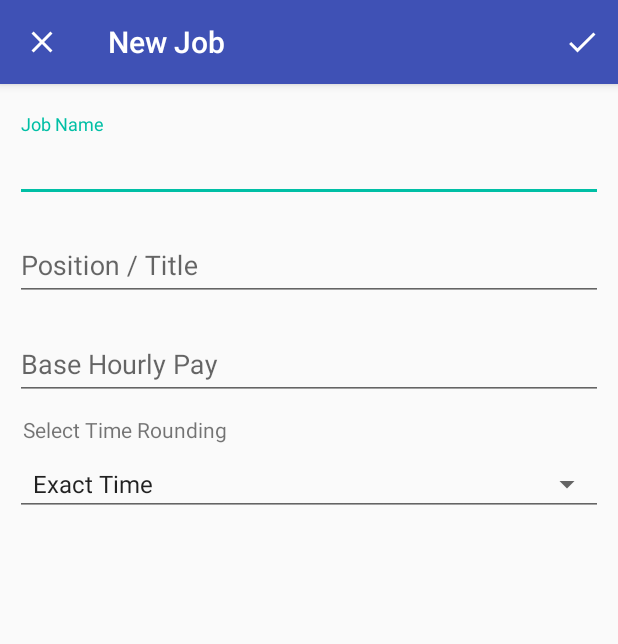
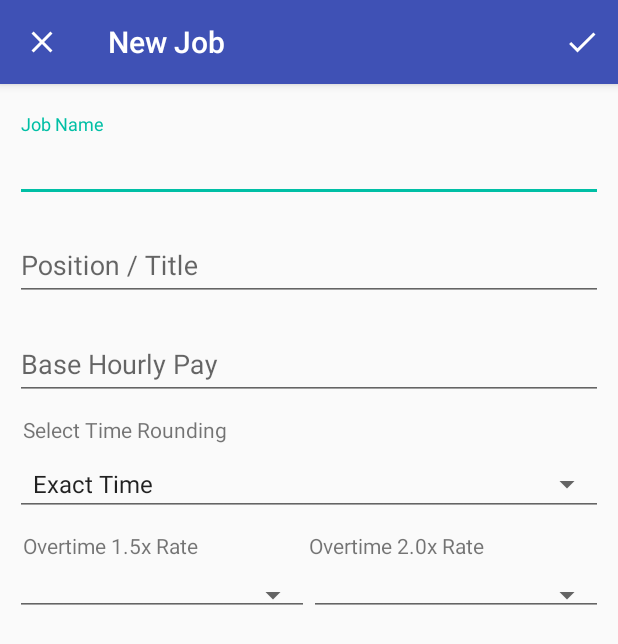
Before and after one commit to mjm128/CPSC499, an Android app: the CreateJobActivity screen opened directly, with no data from a screen before it, on a phone screen of 412 x 824 dp. Shown: the top 644 px of the screen. Run offline under Robolectric (Android 15) with nearby library versions, the phone set to English and light mode, and no system bars.

Commit message:
Fixing Problems with Creating TC/Tip records.
Need to make sure that all the proper information gets stored correctly.

```diff
--- a/app/build.gradle
+++ b/app/build.gradle
@@ -33,7 +33,7 @@ dependencies {
     testCompile 'junit:junit:4.12'
     compile 'com.android.support:design:24.0.0'
     compile 'com.android.support:cardview-v7:+'
-    compile 'com.android.support:recyclerview-v7:+'
+    compile 'com.android.support:recyclerview-v7:24'
     compile 'com.amulyakhare:com.amulyakhare.textdrawable:1.0.1'
     compile 'joda-time:joda-time:+'
 }
--- a/app/src/main/java/micahsquad/com/worklogassistant/CreateJobActivity.java
+++ b/app/src/main/java/micahsquad/com/worklogassistant/CreateJobActivity.java
@@ -3,6 +3,7 @@ package micahsquad.com.worklogassistant;
 import android.content.Context;
 import android.content.Intent;
 import android.os.Handler;
+import android.support.design.widget.TextInputEditText;
 import android.support.design.widget.TextInputLayout;
 import android.support.v7.app.ActionBar;
 import android.support.v7.app.AppCompatActivity;
@@ -17,12 +18,13 @@ import android.widget.ArrayAdapter;
 import android.widget.EditText;
 import android.text.TextWatcher;
 import android.widget.Spinner;
+import android.widget.TextView;
 
 import java.text.DecimalFormat;
 
 public class CreateJobActivity extends AppCompatActivity implements AdapterView.OnItemSelectedListener {
 
-    private EditText jobName, jobPosition, jobPay;
+    private TextInputEditText jobName, jobPosition, jobPay;
     private TextInputLayout inputLayoutName, inputLayoutPosition, inputLayoutPay;
     private Spinner spinner;
     private ArrayAdapter<CharSequence> adapter;
@@ -54,9 +56,9 @@ public class CreateJobActivity extends AppCompatActivity implements AdapterView.
         inputLayoutPosition = (TextInputLayout) findViewById(R.id.input_layout_job_position);
         inputLayoutPay = (TextInputLayout) findViewById(R.id.input_layout_job_pay);
 
-        jobName = (EditText) findViewById(R.id.input_job);
-        jobPosition = (EditText) findViewById(R.id.input_position);
-        jobPay = (EditText) findViewById(R.id.input_pay);
+        jobName = (TextInputEditText) findViewById(R.id.input_job);
+        jobPosition = (TextInputEditText) findViewById(R.id.input_position);
+        jobPay = (TextInputEditText) findViewById(R.id.input_pay);
         spinner = (Spinner) findViewById(R.id.job_rounding_spinner);
 
         adapter = ArrayAdapter.createFromResource(this, R.array.time_rounding_times, android.R.layout.simple_spinner_item);
--- a/app/src/main/java/micahsquad/com/worklogassistant/RecentFragment.java
+++ b/app/src/main/java/micahsquad/com/worklogassistant/RecentFragment.java
@@ -75,7 +75,9 @@ public class RecentFragment extends Fragment {
             a.getTimecard().setTimeWorked(c.getDouble(c.getColumnIndex("timeworked")));
             a.getTimecard().setDate(c.getString(c.getColumnIndex("shiftdate")));
             a.getTimecard().setShiftid(c.getInt(c.getColumnIndex("shiftid")));
+            a.getTimecard().setJobId(c.getInt(c.getColumnIndex("jobid")));
             a.getTip().setTip(c.getDouble(c.getColumnIndex("tip")));
+            a.getTip().setPercentTip(c.getDouble(c.getColumnIndex("tippercent")));
 
             recordsList.add(a);
             c.moveToNext();
--- a/app/src/main/java/micahsquad/com/worklogassistant/TimeCardFragment.java
+++ b/app/src/main/java/micahsquad/com/worklogassistant/TimeCardFragment.java
@@ -60,8 +60,8 @@ public class TimeCardFragment extends Fragment implements View.OnClickListener,
     public void onStart() {
         super.onStart();
         initializeEditText();
-
         defaultDateAndStart(500);
+        getView().requestFocus();
     }
 
     @Override
@@ -351,7 +351,7 @@ public class TimeCardFragment extends Fragment implements View.OnClickListener,
     public Record.TimeCard getData(){
         Record.TimeCard timeCard = new Record.TimeCard();
         Double pay;
-        if (basePay.getText().toString() == ""){
+        if (basePay.getText().toString().equals("")){
             pay = -999.9;
         } else {
             pay = Double.valueOf(basePay.getText().toString());
--- a/app/src/main/java/micahsquad/com/worklogassistant/WorkLogDB.java
+++ b/app/src/main/java/micahsquad/com/worklogassistant/WorkLogDB.java
@@ -165,7 +165,7 @@ public class WorkLogDB implements AutoCloseable {
                                     "tips.tax AS tax," +
                                     "tips.totalrevenue AS revenue," +
                                     "tips.totaltip AS tip," +
-                                    "tips.tippercent AS percent," +
+                                    "tips.tippercent AS tippercent," +
                                     "tips.tip_comment AS tip_comment " +
                                 "FROM " +
                                     "jobs " +
--- a/app/src/main/res/layout/activity_create_job.xml
+++ b/app/src/main/res/layout/activity_create_job.xml
@@ -15,7 +15,7 @@
         android:layout_width="match_parent"
         android:layout_height="wrap_content">
 
-        <EditText
+        <android.support.design.widget.TextInputEditText
             android:id="@+id/input_job"
             android:layout_width="match_parent"
             android:layout_height="wrap_content"
@@ -33,7 +33,7 @@
         android:layout_below="@+id/input_layout_job_name"
         android:paddingTop="10dp">
 
-        <EditText
+        <android.support.design.widget.TextInputEditText
             android:id="@+id/input_position"
             android:layout_width="match_parent"
             android:layout_height="wrap_content"
@@ -51,7 +51,7 @@
         android:layout_below="@+id/input_layout_job_position"
         android:paddingTop="10dp">
 
-        <EditText
+        <android.support.design.widget.TextInputEditText
             android:id="@+id/input_pay"
             android:layout_width="match_parent"
             android:layout_height="wrap_content"
@@ -77,5 +77,58 @@
         style="@android:style/Widget.Material.Light.Spinner.Underlined"
         android:layout_below="@id/job_select_rounding" />
 
+    <LinearLayout
+        android:id="@+id/job_linearlayout1"
+        android:layout_width="match_parent"
+        android:layout_height="wrap_content"
+        android:weightSum="2"
+        android:orientation="horizontal"
+        android:paddingLeft="5dp"
+        android:paddingRight="5dp"
+        android:paddingTop="10dp"
+        android:paddingBottom="10dp"
+        android:gravity="center|center_horizontal"
+        android:layout_below="@+id/job_rounding_spinner">
+
+            <TextView
+                android:id="@+id/job_overtime1.5"
+                android:layout_width="wrap_content"
+                android:layout_height="wrap_content"
+                android:layout_weight="1"
+                android:text="@string/job_overtime_1.5x" />
+
+            <TextView
+                android:id="@+id/job_overtime2.0"
+                android:layout_width="wrap_content"
+                android:layout_height="wrap_content"
+                android:layout_weight="1"
+                android:text="@string/job_overtime_2.0x" />
+
+    </LinearLayout>
+
+    <LinearLayout
+        android:layout_width="match_parent"
+        android:layout_height="wrap_content"
+        android:layout_below="@+id/job_linearlayout1"
+        android:layout_weight="2"
+        android:paddingLeft="0dp"
+        android:paddingRight="0dp">
+
+        <Spinner
+            android:id="@+id/job_overtime1.5_spinner"
+            android:layout_width="wrap_content"
+            android:layout_height="wrap_content"
+            android:layout_below="@id/job_overtime1.5"
+            android:layout_weight="1"
+            android:paddingRight="0dp"
+            style="@android:style/Widget.Material.Light.Spinner.Underlined"/>
+
+        <Spinner
+            android:id="@+id/job_overtime2.0_spinner"
+            android:layout_width="wrap_content"
+            android:layout_height="wrap_content"
+            android:layout_weight="1"
+            style="@android:style/Widget.Material.Light.Spinner.Underlined"/>
+    </LinearLayout>
 
 </RelativeLayout>
--- a/app/src/main/res/layout/fragment_timecard.xml
+++ b/app/src/main/res/layout/fragment_timecard.xml
@@ -23,8 +23,8 @@
         android:layout_height="wrap_content"
         android:weightSum="2"
         android:orientation="horizontal"
-        android:paddingLeft="30dp"
-        android:paddingRight="30dp"
+        android:paddingLeft="10dp"
+        android:paddingRight="10dp"
         android:gravity="center|center_horizontal"
         android:layout_below="@+id/input_layout_record_date">
 
@@ -45,6 +45,7 @@
                 android:focusable="false"
                 android:longClickable="false"
                 android:singleLine="true"
+                android:textSize="18sp"
                 android:layout_alignParentEnd="true"/>
         </android.support.design.widget.TextInputLayout>
 
--- a/app/src/main/res/layout/record_card.xml
+++ b/app/src/main/res/layout/record_card.xml
@@ -22,7 +22,7 @@
             <ImageView
                 android:id="@+id/item_number"
                 android:layout_width="100dp"
-                android:layout_height="@dimen/record_cover_height"
+                android:layout_height="match_parent"
                 android:scaleType="fitXY"
                 android:layout_alignParentTop="true"
                 android:layout_alignParentStart="true" />
--- a/app/src/main/res/values/dimens.xml
+++ b/app/src/main/res/values/dimens.xml
@@ -41,7 +41,7 @@
     <dimen name="record_title">16dp</dimen>
     <dimen name="record_padding_bottom">3dp</dimen>
     <dimen name="record_sublines">12dp</dimen>
-    <dimen name="record_sublines_padding">20dp</dimen>
+    <dimen name="record_sublines_padding">10dp</dimen>
     <dimen name="record_ic_overflow_width">20dp</dimen>
     <dimen name="record_ic_overflow_height">30dp</dimen>
     <dimen name="record_ic_overflow_margin_top">5dp</dimen>
```
Also changed, not shown: app/src/main/java/micahsquad/com/worklogassistant/CreateRecordActivity.java (+4 -6 lines), app/src/main/java/micahsquad/com/worklogassistant/RecordAdapter.java (+8 -4 lines), app/src/main/java/micahsquad/com/worklogassistant/TipFragment.java (+2 -10 lines), app/src/main/res/values/strings.xml (+9 -4 lines), gradle/wrapper/gradle-wrapper.properties.
